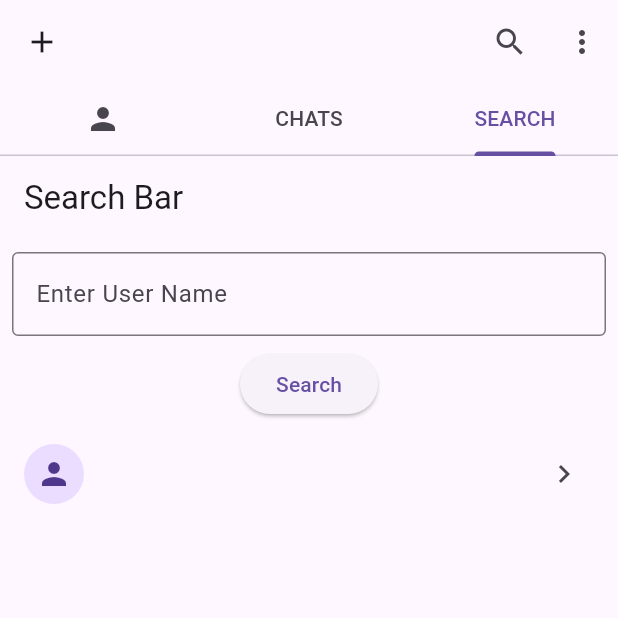
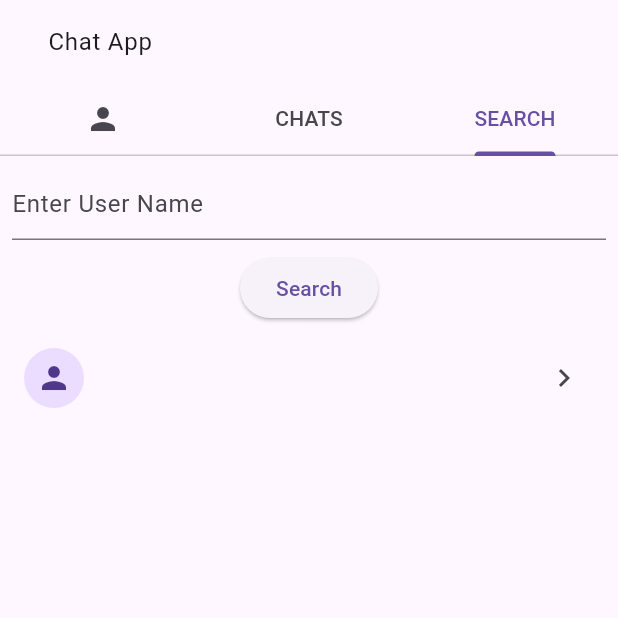
Before and after one commit to hemantjamdev/chat, a Flutter app: the ChatHomePage screen opened directly with empty values, tab 3 chosen, on a phone screen of 412 x 824 dp, the top half of it. Run offline on Flutter 3.47's test engine with Material 2 defaults, Android fonts, the phone set to English and light mode, and no system bars; our stand-ins replace cloud_firestore, firebase_auth, firebase_core, firebase_storage, fluttertoast, image_cropper and 1 more; accounts and stored records are empty.

Commit message:
code and UI optimized

```diff
--- a/lib/constants/route_name.dart
+++ b/lib/constants/route_name.dart
@@ -1,3 +1,3 @@
-class RoutesNames{
-  static const String signUpRoute="/sign_up";
+class RoutesNames {
+  static const String signUpRoute = "/sign_up";
 }
--- a/lib/model/user_model.dart
+++ b/lib/model/user_model.dart
@@ -6,13 +6,6 @@ class UserModel {
 
   UserModel( {this.uid, this.name, this.email, this.profilePic});
 
-  /*UserModel.fromMap(Map<String, dynamic> map) {
-    UserModel(
-        this.uid: map['uid'],
-        name: map['name'],
-        email: map['email'],
-        profilePic: map['profilePic']);
-  }*/
   static UserModel fromMap(Map<String, dynamic> map) {
     return UserModel(
         uid: map['uid'],
--- a/lib/page/chat_home_page.dart
+++ b/lib/page/chat_home_page.dart
@@ -10,13 +10,13 @@ import 'package:flutter/material.dart';
 class ChatHomePage extends StatefulWidget {
   final UserModel currentUser;
   final User firebaseUser;
-  final ChatRoomModel? chatRoomModel;
 
-  const ChatHomePage(
-      {super.key,
+
+  const ChatHomePage({
+    super.key,
     required this.currentUser,
     required this.firebaseUser,
-      this.chatRoomModel});
+  });
 
   @override
   ChatHomePageState createState() => ChatHomePageState();
@@ -38,31 +38,39 @@ class ChatHomePageState extends State<ChatHomePage>
     super.dispose();
   }
 
+  Future<bool> _onWillPop() async {
+    return await showDialog(
+          barrierDismissible: false,
+          context: context,
+          builder: (context) => AlertDialog(
+            title: Text('Are you sure?'),
+            content: Text('Do you want to exit the app'),
+            actions: <Widget>[
+              ElevatedButton(
+                onPressed: () => Navigator.of(context).pop(false),
+                child: Text('No'),
+              ),
+              ElevatedButton(
+                onPressed: () => Navigator.of(context).pop(true),
+                child: Text('Yes'),
+              ),
+            ],
+          ),
+        ) ??
+        false;
+  }
+
   @override
   Widget build(BuildContext context) {
-    return Scaffold(
+    return WillPopScope(
+      onWillPop: _onWillPop,
+      child: Scaffold(
         appBar: AppBar(
-        leading: IconButton(
-          onPressed: () {
-            Navigator.pushReplacement(
-                context, MaterialPageRoute(builder: (_) => SignUpPage()));
-          },
-          icon: Icon(Icons.add),
+
+          title: ListTile(
+            title: Text('Chat App')
           ),
-        title: ListTile(
-          title: Text(widget.currentUser.name ?? "not found"),
-          subtitle: Text(widget.currentUser.email ?? "not found"),
-        ),
-        actions: [
-          IconButton(
-            icon: const Icon(Icons.search),
-            onPressed: () {},
-          ),
-          IconButton(
-            icon: const Icon(Icons.more_vert),
-            onPressed: () {},
-          ),
-        ],
+
           bottom: TabBar(
             controller: _tabController,
             tabs: const [
@@ -87,17 +95,8 @@ class ChatHomePageState extends State<ChatHomePage>
                 firebaseUser: widget.firebaseUser),
           ],
         ),
-      /*floatingActionButton: FloatingActionButton(
-        onPressed: () {
-          Navigator.push(
-              context,
-              MaterialPageRoute(
-                  builder: (_) => SearchPage(
-                      currentUser: widget.currentUser,
-                      firebaseUser: widget.firebaseUser)));
-        },
-        child: const Icon(Icons.chat),
-      ),*/
+
+      ),
     );
   }
 }
--- a/lib/page/search_page.dart
+++ b/lib/page/search_page.dart
@@ -2,6 +2,7 @@ import 'dart:developer';
 
 import 'package:chat/model/chat_room_model.dart';
 import 'package:chat/model/user_model.dart';
+import 'package:chat/page/chat_home_page.dart';
 import 'package:cloud_firestore/cloud_firestore.dart';
 import 'package:firebase_auth/firebase_auth.dart';
 import 'package:flutter/material.dart';
@@ -31,15 +32,11 @@ class SearchPageState extends State<SearchPage> {
         .where("participants.${targetUser.uid}", isEqualTo: true)
         .get();
     if (snapshot.docs.isNotEmpty) {
-      //fetch existing one
-      log('chat rooom exist');
       var data = snapshot.docs[0].data();
       existingChatRoom = ChatRoomModel.fromMap(data as Map<String, dynamic>);
 
       log(data.toString());
     } else {
-      //create new
-      log("no chatroom found");
       ChatRoomModel newChatRoom =
           ChatRoomModel(chatRoomId: uuid.v1(), lastMessage: "", participants: {
         widget.currentUser.uid.toString(): true,
@@ -49,7 +46,6 @@ class SearchPageState extends State<SearchPage> {
           .collection("chatrooms")
           .doc(newChatRoom.chatRoomId)
           .set(newChatRoom.toMap());
-      log("new chat room created");
       existingChatRoom = newChatRoom;
     }
     return existingChatRoom;
@@ -63,7 +59,6 @@ class SearchPageState extends State<SearchPage> {
   @override
   Widget build(BuildContext context) {
     return Scaffold(
-      appBar: AppBar(title: const Text('Search Bar')),
       body: Column(
         children: [
           Padding(
@@ -72,7 +67,6 @@ class SearchPageState extends State<SearchPage> {
               controller: _searchController,
               decoration: const InputDecoration(
                 hintText: 'Enter User Name',
-                border: OutlineInputBorder(),
               ),
             ),
           ),
@@ -85,8 +79,8 @@ class SearchPageState extends State<SearchPage> {
             child: StreamBuilder(
                 stream: FirebaseFirestore.instance
                     .collection('users')
-                    .where('email', isEqualTo: _searchController.text)
-                    .where('email', isNotEqualTo: widget.currentUser.email)
+                    .where('name', isEqualTo: _searchController.text)
+                    .where('name', whereNotIn: [widget.currentUser.name,""],)
                     .snapshots(),
                 builder: (context, snapshot) {
                   if (snapshot.connectionState == ConnectionState.active) {
@@ -98,7 +92,6 @@ class SearchPageState extends State<SearchPage> {
                             itemBuilder: (context, int index) {
                               Map<String, dynamic> userData = doc.docs[index]
                                   .data() as Map<String, dynamic>;
-
                               UserModel searchedUser =
                                   UserModel.fromMap(userData);
                               return ListTile(
@@ -106,8 +99,7 @@ class SearchPageState extends State<SearchPage> {
                                         ""
                                     ? CircleAvatar(
                                         backgroundImage: NetworkImage(
-                                      searchedUser.profilePic.toString()),
-                                )
+                                            searchedUser.profilePic.toString()))
                                     : const CircleAvatar(
                                         child: Icon(Icons.person)),
                                 title: Text(searchedUser.name.toString()),
@@ -115,11 +107,16 @@ class SearchPageState extends State<SearchPage> {
                                 trailing:
                                     const Icon(Icons.keyboard_arrow_right),
                                 onTap: () async {
-                                  /* ChatRoomModel chatRoomModel = ChatRoomModel(
-                                      chatRoomId: "", participants: {});*/
                                   ChatRoomModel? chatRoom =
                                       await getChatRoom(searchedUser);
                                   if (chatRoom != null) {
+                                    Navigator.pushReplacement(
+                                        context,
+                                        MaterialPageRoute(
+                                            builder: (_) => ChatHomePage(
+                                                currentUser: widget.currentUser,
+                                                firebaseUser:
+                                                    widget.firebaseUser)));
                                     Navigator.push(
                                       context,
                                       MaterialPageRoute(
--- a/lib/page/sign_in_page.dart
+++ b/lib/page/sign_in_page.dart
@@ -51,7 +51,6 @@ class SignInPageState extends State<SignInPage> {
                         }
                         return null;
                       },
-                      //  focusNode: provider.emailFocus,
                       controller: provider.emailController,
                       decoration: const InputDecoration(
                         labelText: 'Email',
```
Also changed, not shown: lib/page/chat_list_page.dart (+9 -2 lines), lib/page/chat_room_page.dart (+13 -12 lines), lib/page/complete_profile_page.dart (+33 -5 lines), lib/page/home_page.dart (+9 -11 lines), lib/page/profile_page.dart (+45 -11 lines), lib/page/sign_up_page.dart (+49 -11 lines), lib/page/splash_page.dart (+6 -8 lines), lib/provider/complete_profile_provider.dart (+0 -7 lines), lib/provider/signin_provider.dart (+2 -6 lines), lib/provider/signup_provider.dart (+7 -1 lines), lib/constants/firebase_helper.dart (indentation only), lib/constants/ui_helper.dart (line endings or trailing spaces), lib/provider/profile_provider.dart (added), lib/provider/search_provider.dart (added). Lines whose indentation alone changed are shown as unchanged.
